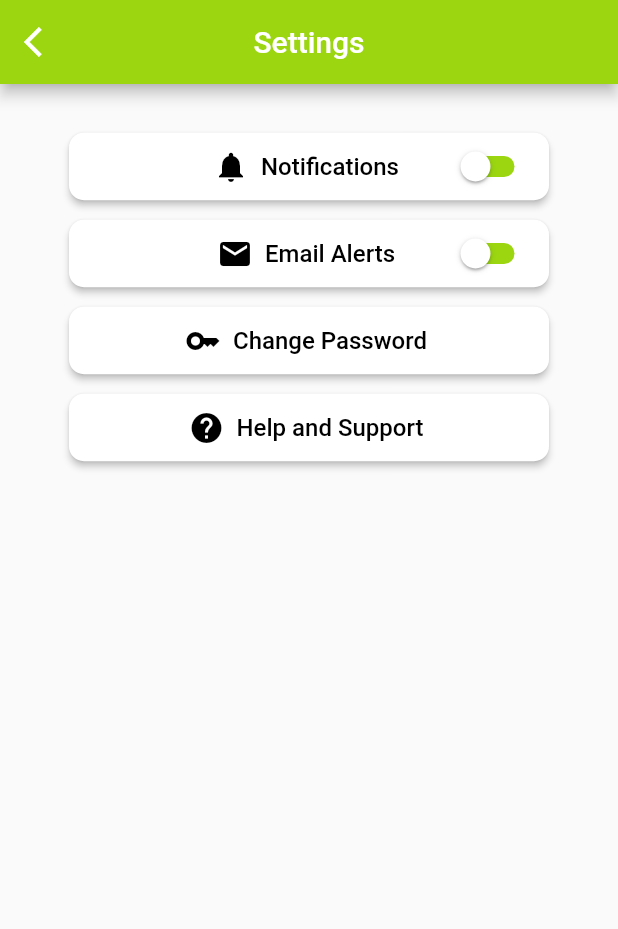
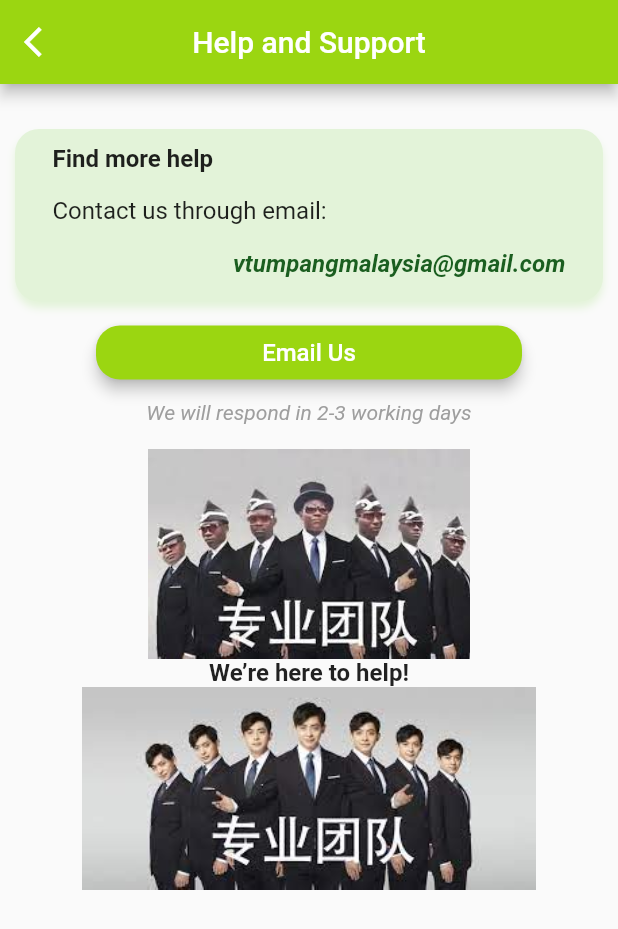
Before and after one commit to Endairion/6002CEM_Group13, a Flutter app: the Settings screen opened directly, after a tap on "Help and Support", on a phone screen of 412 x 824 dp. Shown: the top 929 px of the screen. Run offline on Flutter 3.47's test engine with Material 2 defaults, Android fonts, the phone set to English and light mode, and no system bars; our stand-ins replace firebase_core, flutter_native_splash; accounts and stored records are empty; network calls fail; statements that could not run were skipped.

Commit message:
Created Help and Support Page

```diff
--- /dev/null
+++ b/lib/HelpSupport.dart
@@ -0,0 +1,134 @@
+import 'package:flutter/material.dart';
+
+
+class HelpSupport extends StatelessWidget {
+  const HelpSupport({Key? key}) : super(key: key);
+
+  @override
+  Widget build(BuildContext context) {
+    return Scaffold(
+      appBar: AppBar(
+        title: const Text("Help and Support"),
+        centerTitle: true,
+        leading: IconButton(
+          icon: const Icon(Icons.arrow_back_ios),
+          onPressed: () {
+            Navigator.pop(context); // Navigate back to the previous screen
+          },
+        ),
+        backgroundColor: const Color.fromRGBO(155, 214, 17, 1),
+      ),
+      body: Column(
+        children: [
+          Container(
+            margin: const EdgeInsets.fromLTRB(10,30,10,10),
+            padding: const EdgeInsets.fromLTRB(25, 10, 25, 0),
+            decoration: BoxDecoration(
+              color: const Color.fromRGBO(227, 243, 217, 1),
+              boxShadow: const [
+                BoxShadow(
+                  color: Color.fromRGBO(227, 243, 217, 1),
+                  blurRadius: 4,
+                  offset: Offset(0, 4),
+                )
+              ],
+              borderRadius: BorderRadius.circular(16),
+            ),
+            child: Column(
+              crossAxisAlignment: CrossAxisAlignment.start,
+              children: [
+                const Text(
+                  'Find more help',
+                  style: TextStyle(
+                    fontWeight: FontWeight.bold,
+                    fontSize: 16,
+                  ),
+                ),
+                const SizedBox(height: 16),
+                const Text(
+                  'Contact us through email:',
+                  style: TextStyle(
+                    fontSize: 16,
+                  ),
+                ),
+                const SizedBox(height: 16),
+                Row(
+                  mainAxisAlignment: MainAxisAlignment.spaceBetween,
+                  children: [
+                    const Spacer(),
+                    Text(
+                      'vtumpangmalaysia@gmail.com',
+                      style: TextStyle(
+                        fontWeight: FontWeight.bold,
+                        color: Colors.green[900],
+                        fontSize: 16,
+                        fontStyle: FontStyle.italic,
+                      ),
+                    ),
+                  ],
+                ),
+                const SizedBox(height: 16),
+              ],
+            ),
+          ),
+          Container(
+            width: double.infinity,
+            margin: const EdgeInsets.symmetric(horizontal: 64),
+            child: ElevatedButton(
+              onPressed: () {},
+              style: ElevatedButton.styleFrom(
+                foregroundColor: Colors.white, backgroundColor: const Color.fromRGBO(155, 214, 17, 1),
+                shape: RoundedRectangleBorder(
+                  borderRadius: BorderRadius.circular(16),
+                ),
+                elevation: 4,
+              ),
+              child: const Text(
+                'Email Us',
+                style: TextStyle(
+                  color: Colors.white,
+                  fontSize: 16,
+                ),
+              ),
+            ),
+          ),
+          const SizedBox(height: 8),
+          Text(
+            'We will respond in 2-3 working days',
+            style: TextStyle(
+              fontStyle: FontStyle.italic,
+              color: Colors.grey[500],
+            ),
+          ),
+          SizedBox(height: 16),
+          Image.asset(
+            'assets/prof_team.jpg',
+            width: 550,
+            height: 140,
+          ),
+
+          SizedBox(width: 8),
+
+          Text(
+            'We’re here to help!',
+            style: TextStyle(
+              fontWeight: FontWeight.bold,
+              fontSize: 16,
+            ),
+          ),
+
+          SizedBox(width: 8),
+
+          Container(
+            child: Image.asset(
+              'assets/prof_team2.jpg',
+              width: 500,
+              height: 135,
+            ),
+          )
+
+        ],
+      ),
+    );
+  }
+}
--- a/lib/Settings.dart
+++ b/lib/Settings.dart
@@ -1,4 +1,5 @@
 import 'package:flutter/material.dart';
+import 'package:mobile_app_development_cw2/HelpSupport.dart';
 
 class Settings extends StatefulWidget {
   const Settings({Key? key}) : super(key: key);
@@ -31,7 +32,8 @@ class _SettingsState extends State<Settings> {
             const SizedBox(height: 31.0,),
             Stack(
               children: [
-                ElevatedButton.icon(
+                IgnorePointer(
+                  child: ElevatedButton.icon(
                     onPressed: () {},
                     style: ElevatedButton.styleFrom(
                       foregroundColor: Colors.black,
@@ -46,6 +48,7 @@ class _SettingsState extends State<Settings> {
                       'Notifications',
                       style: TextStyle(
                         fontSize: 16,
+                      ),
                     ),
                   ),
                 ),
@@ -74,8 +77,9 @@ class _SettingsState extends State<Settings> {
             SizedBox(height: 10.0),
             Stack(
               children: [
-                ElevatedButton.icon(
-                  onPressed: () {},
+                IgnorePointer(
+                  child: ElevatedButton.icon(
+                    onPressed: (){},
                     style: ElevatedButton.styleFrom(
                       foregroundColor: Colors.black,
                       backgroundColor: Colors.white,
@@ -83,12 +87,14 @@ class _SettingsState extends State<Settings> {
                         borderRadius: BorderRadius.circular(10.0),
                       ),
                       minimumSize: const Size(320, 45), // set minimumSize
+
                     ),
                     icon: const Icon(Icons.mail),
                     label: const Text(
                       'Email Alerts',
                       style: TextStyle(
                         fontSize: 16,
+                      ),
                     ),
                   ),
                 ),
@@ -133,7 +139,12 @@ class _SettingsState extends State<Settings> {
             ),
             const SizedBox(height: 10.0),
             ElevatedButton.icon(
-              onPressed: () {},
+              onPressed: () {
+                Navigator.push(
+                  context,
+                  MaterialPageRoute(builder: (context) => const HelpSupport()),
+                );
+              },
               style: ElevatedButton.styleFrom(
                 foregroundColor: Colors.black,
                 backgroundColor: Colors.white,
--- a/pubspec.yaml
+++ b/pubspec.yaml
@@ -94,6 +94,9 @@ flutter:
     - assets/logo.png
     - assets/logo_foreground.png
     - assets/splash_screen.png
+    - assets/prof_team.jpg
+    - assets/prof_team2.jpg
+
 
   #   - images/a_dot_burr.jpeg
   #   - images/a_dot_ham.jpeg
```
Also changed, not shown: assets/prof_team.jpg (added), assets/prof_team2.jpg (added), pubspec.lock. Lines whose indentation alone changed are shown as unchanged.
